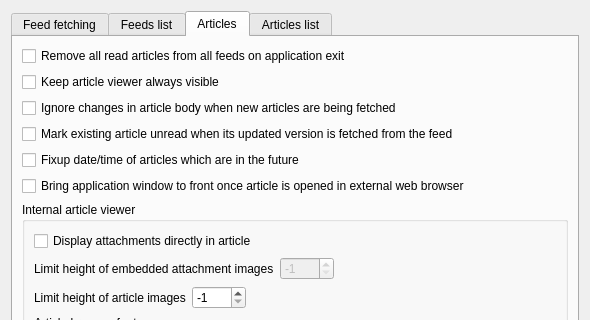
martinrotter/rssguard, file src/librssguard/gui/settings/settingsfeedsmessages.ui: the form before one commit; both pictures show x 0 to 590 and y 0 to 320 of the 590 by 644 pixel window.
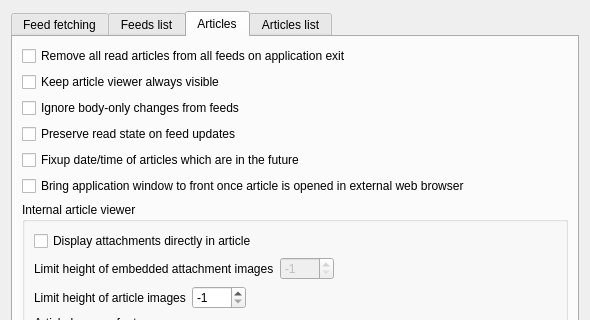
The form after the commit. The open tabs and pages were chosen to show the change. Custom widgets are drawn as their Qt base class.

```diff
--- a/src/librssguard/gui/settings/settingsfeedsmessages.ui
+++ b/src/librssguard/gui/settings/settingsfeedsmessages.ui
@@ -396,7 +396,7 @@
        <item row="2" column="0" colspan="2">
         <widget class="QCheckBox" name="m_cmbIgnoreContentsChanges">
          <property name="text">
-          <string>Ignore changes in article body when new articles are being fetched</string>
+          <string>Ignore body-only changes from feeds</string>
          </property>
         </widget>
        </item>
@@ -559,7 +559,7 @@
        <item row="3" column="0" colspan="2">
         <widget class="QCheckBox" name="m_cbUnreadWhenUpdated">
          <property name="text">
-          <string>Mark existing article unread when its updated version is fetched from the feed</string>
+          <string>Preserve read state on feed updates</string>
          </property>
         </widget>
        </item>
```
Left out of the diff: 10 changed lines with no effect on the pictures.
